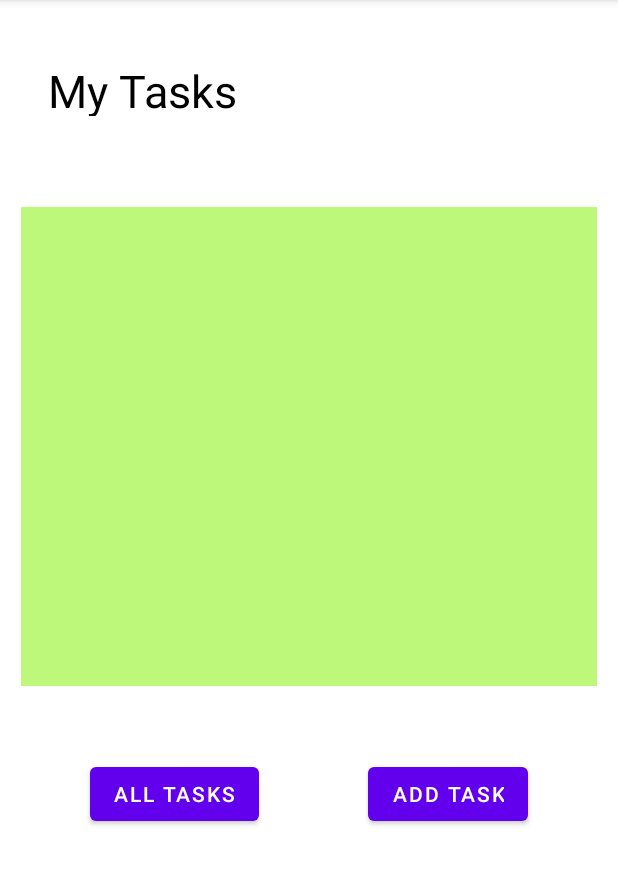
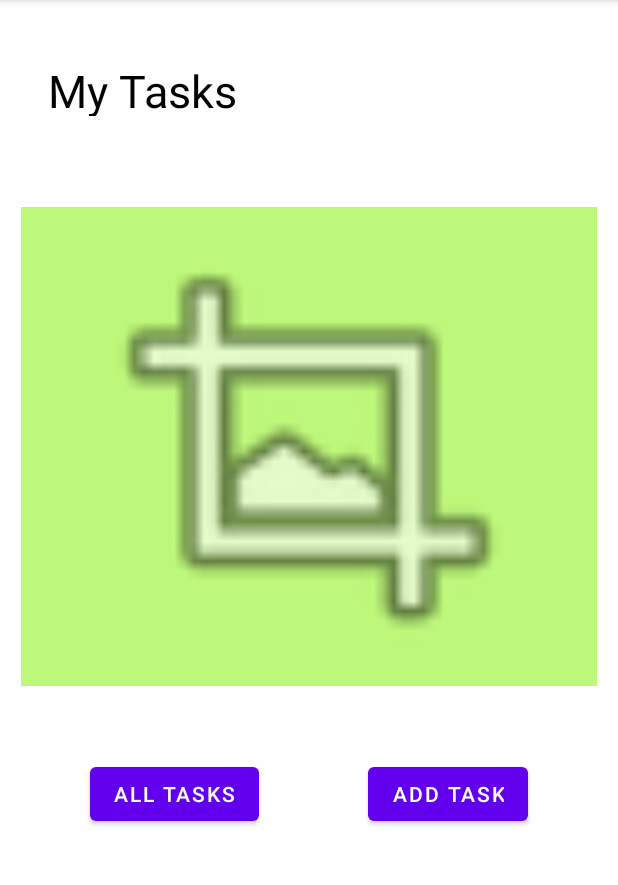
Before and after one commit to malik9931/taskmaster, an Android app: the screen it shows after launch (MainActivity), on a phone screen of 412 x 824 dp, the part 84-969 px from its top. Run offline under Robolectric (Android 15) with nearby library versions, the phone set to English and light mode, and no system bars.

Commit message:
lab26 is done

```diff
--- a/app/src/main/res/layout/activity_all_tasks.xml
+++ b/app/src/main/res/layout/activity_all_tasks.xml
@@ -29,6 +29,5 @@
         app:layout_constraintEnd_toEndOf="parent"
         app:layout_constraintStart_toStartOf="parent"
         app:layout_constraintTop_toTopOf="parent"
-        tools:srcCompat="@tools:sample/backgrounds/scenic" />
-
+        android:src="@android:drawable/ic_menu_crop" />
 </androidx.constraintlayout.widget.ConstraintLayout>
--- a/app/src/main/res/layout/activity_main.xml
+++ b/app/src/main/res/layout/activity_main.xml
@@ -23,12 +23,13 @@
         android:layout_width="384dp"
         android:layout_height="319dp"
         android:background="#BEF87B"
+        android:visibility="visible"
         app:layout_constraintBottom_toBottomOf="parent"
         app:layout_constraintEnd_toEndOf="parent"
         app:layout_constraintStart_toStartOf="parent"
         app:layout_constraintTop_toTopOf="parent"
         app:layout_constraintVertical_bias="0.308"
-        tools:srcCompat="@tools:sample/backgrounds/scenic" />
+        android:src="@android:drawable/ic_menu_crop"/>
 
     <Button
         android:id="@+id/addTaskButton"
```
Also changed, not shown: 1 other file.
